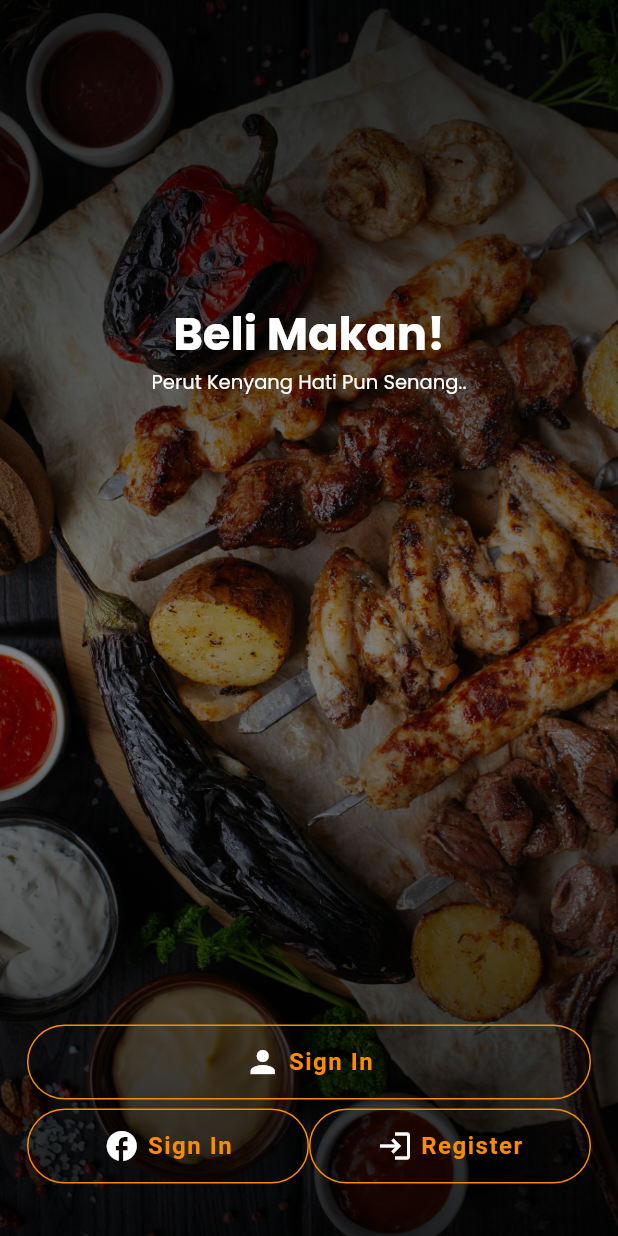
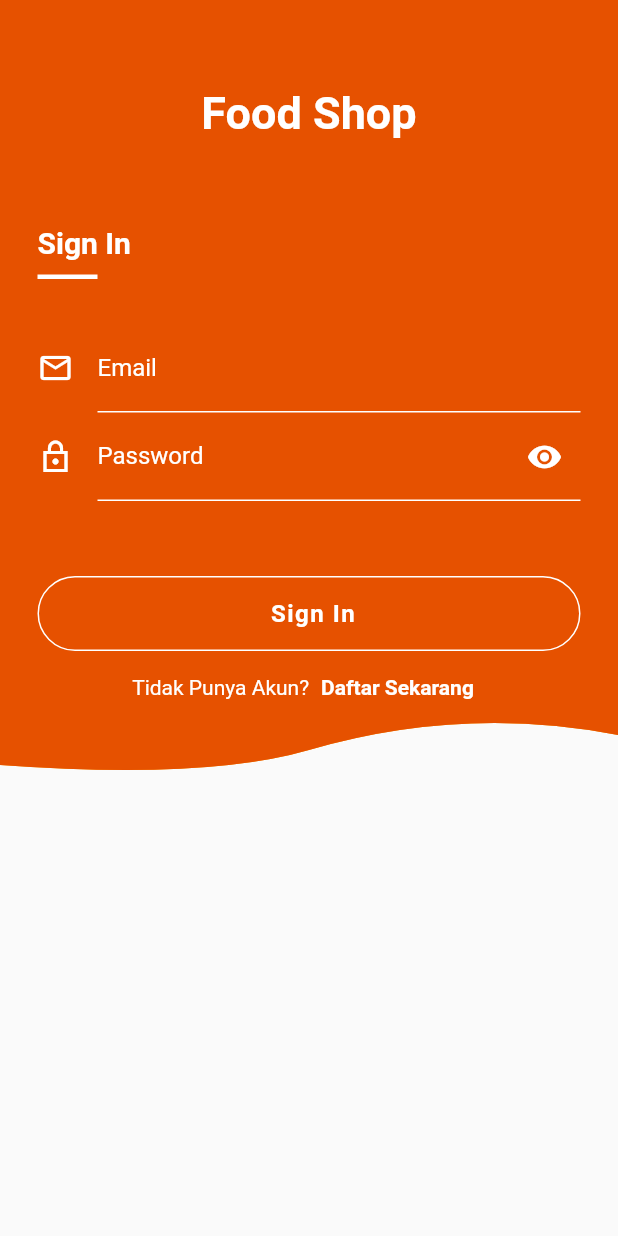
Before and after one commit to rizkitirta/food-shop-ui, a Flutter app: the screen it shows after launch, after a tap on "Get Started", after a tap on "Sign In", on a phone screen of 412 x 824 dp. Run offline on Flutter 3.47's test engine with Material 2 defaults, Android fonts, the phone set to English and light mode, and no system bars; our stand-ins replace dots_indicator, flutter_custom_clippers, get, google_fonts; Roboto replaces fonts that are missing (Montserrat).

Commit message:
Login with email page

```diff
--- a/lib/pages/onboard/onboarding_page.dart
+++ b/lib/pages/onboard/onboarding_page.dart
@@ -117,7 +117,7 @@ class _OnboardingPageState extends State<OnboardingPage> {
           height: 50.0,
           child: GestureDetector(
             onTap: () {
-              Get.off(() => GetStartedPage());
+              Get.offAll(GetStartedPage());
             },
             child: Container(
               decoration: BoxDecoration(
--- a/lib/pages/sign_in/get_started_page.dart
+++ b/lib/pages/sign_in/get_started_page.dart
@@ -1,11 +1,10 @@
 import 'package:flutter/material.dart';
 import 'package:my_project/helpers/constants.dart';
-import 'package:font_awesome_flutter/font_awesome_flutter.dart';
 import 'package:google_fonts/google_fonts.dart';
+import 'package:my_project/pages/sign_in/sign_in_email.dart';
+import 'package:get/get.dart';
 
 class GetStartedPage extends StatefulWidget {
-  const GetStartedPage({Key? key}) : super(key: key);
-
   @override
   State<GetStartedPage> createState() => _GetStartedPageState();
 }
@@ -17,8 +16,8 @@ class _GetStartedPageState extends State<GetStartedPage> {
       body: Stack(
         children: [
           buildBackground(context),
+          buildTitle(context),
           buildSocialSignin(context),
-          buildTitle(context),
         ],
       ),
     );
@@ -47,25 +46,34 @@ class _GetStartedPageState extends State<GetStartedPage> {
 
   buildSocialSignin(BuildContext context) {
     return Positioned(
-        bottom: 35.0,
+        bottom: 20.0,
         left: kDefaultMargin,
         right: kDefaultMargin,
         child: Column(
           children: [
-            Expanded(child: ButtonSignIn(Icons.person, 'Sign In')),
-            SizedBox(height: 6,),
             Row(
               children: [
                 Expanded(
-                    child: ButtonSignIn(Icons.facebook_rounded, 'Sign In')),
-                Expanded(child: ButtonSignIn(Icons.login, 'Register'))
+                    child: ButtonSignIn(
+                        Icons.facebook_rounded, 'Sign In', SignWithEmail())),
+                SizedBox(
+                  width: 5,
+                ),
+                Expanded(
+                  child: ButtonSignIn(
+                      Icons.email_outlined, 'Email', SignWithEmail()),
+                )
               ],
             ),
+            SizedBox(
+              height: 10,
+            ),
+            ButtonSignIn(Icons.login, 'Register', SignWithEmail())
           ],
         ));
   }
 
-  Container ButtonSignIn(IconData icon, String text) {
+  Container ButtonSignIn(IconData icon, String text, Widget Page) {
     return Container(
       decoration: BoxDecoration(
         border: Border.all(
@@ -74,7 +82,9 @@ class _GetStartedPageState extends State<GetStartedPage> {
         borderRadius: BorderRadius.circular(30.0),
       ),
       child: MaterialButton(
-        onPressed: () {},
+        onPressed: () {
+          Get.to(() => Page);
+        },
         shape: RoundedRectangleBorder(
             borderRadius: BorderRadius.all(Radius.circular(20.0))),
         child: Row(
--- /dev/null
+++ b/lib/pages/sign_in/sign_in_email.dart
@@ -0,0 +1,187 @@
+import 'package:flutter/material.dart';
+import 'package:flutter_custom_clippers/flutter_custom_clippers.dart';
+
+class SignWithEmail extends StatefulWidget {
+  const SignWithEmail({Key? key}) : super(key: key);
+
+  @override
+  State<SignWithEmail> createState() => _SignWithEmailState();
+}
+
+class _SignWithEmailState extends State<SignWithEmail> {
+  bool showPass = false;
+
+  @override
+  Widget build(BuildContext context) {
+    return Scaffold(
+      body: SingleChildScrollView(
+        child: Column(
+          children: [buildMainSection(context)],
+        ),
+      ),
+    );
+  }
+
+  buildMainSection(BuildContext context, {Widget? child, Widget? button}) {
+    return Container(
+      height: 550.0,
+      width: double.infinity,
+      child: Stack(
+        children: [
+          ClipPath(
+            clipper: WaveClipperOne(),
+            child: Container(
+                height: 520,
+                color: Colors.orange,
+                child: Container(
+                    padding: EdgeInsets.fromLTRB(18, 50.0, 18, 0.0),
+                    color: Colors.orange[900],
+                    child: child)),
+          ),
+          Padding(
+            padding: const EdgeInsets.all(58.0),
+            child: Align(
+              alignment: Alignment.topCenter,
+              child: Text(
+                "Food Shop",
+                style: TextStyle(
+                    fontSize: 30,
+                    fontWeight: FontWeight.bold,
+                    color: Colors.white),
+              ),
+            ),
+          ),
+          Container(
+            margin: EdgeInsets.only(top: 150.0),
+            padding: EdgeInsets.symmetric(horizontal: 25),
+            height: 500,
+            width: double.infinity,
+            child: Column(
+              crossAxisAlignment: CrossAxisAlignment.start,
+              children: [
+                Text(
+                  "Sign In",
+                  style: TextStyle(
+                      fontSize: 20,
+                      fontWeight: FontWeight.bold,
+                      color: Colors.white),
+                ),
+                Container(
+                  height: 3,
+                  width: 40,
+                  margin: EdgeInsets.only(top: 10.0, bottom: 30.0),
+                  color: Colors.white,
+                ),
+                TextField(
+                  style: TextStyle(color: Colors.white),
+                  decoration: InputDecoration(
+                    icon: Icon(
+                      Icons.email_outlined,
+                      color: Colors.white,
+                    ),
+                    hintText: "Email",
+                    labelText: "Email",
+                    labelStyle: TextStyle(color: Colors.white),
+                    hintStyle: TextStyle(color: Colors.white),
+                    enabledBorder: UnderlineInputBorder(
+                      borderSide: BorderSide(color: Colors.white),
+                    ),
+                    focusedBorder: UnderlineInputBorder(
+                      borderSide: BorderSide(color: Colors.white),
+                    ),
+                    border: UnderlineInputBorder(
+                      borderSide: BorderSide(color: Colors.white),
+                    ),
+                  ),
+                ),
+                TextField(
+                  style: TextStyle(color: Colors.white),
+                  obscureText: showPass ? false : true,
+                  decoration: InputDecoration(
+                    icon: Icon(
+                      Icons.lock_outline_sharp,
+                      color: Colors.white,
+                    ),
+                    suffixIcon: IconButton(
+                      icon: showPass
+                          ? Icon(
+                              Icons.remove_red_eye_outlined,
+                              color: Colors.white,
+                            )
+                          : Icon(Icons.remove_red_eye, color: Colors.white),
+                      onPressed: () {
+                        setState(() {
+                          showPass = !showPass;
+                        });
+                      },
+                    ),
+                    hintText: "Password",
+                    labelText: "Password",
+                    labelStyle: TextStyle(color: Colors.white),
+                    hintStyle: TextStyle(color: Colors.white),
+                    enabledBorder: UnderlineInputBorder(
+                      borderSide: BorderSide(color: Colors.white),
+                    ),
+                    focusedBorder: UnderlineInputBorder(
+                      borderSide: BorderSide(color: Colors.white),
+                    ),
+                    border: UnderlineInputBorder(
+                      borderSide: BorderSide(color: Colors.white),
+                    ),
+                  ),
+                ),
+                SizedBox(
+                  height: 50,
+                ),
+                Container(
+                  decoration: BoxDecoration(
+                    border: Border.all(
+                      color: Colors.white,
+                    ),
+                    borderRadius: BorderRadius.circular(30.0),
+                  ),
+                  child: MaterialButton(
+                    onPressed: () {},
+                    shape: RoundedRectangleBorder(
+                        borderRadius: BorderRadius.all(Radius.circular(20.0))),
+                    child: Row(
+                      mainAxisAlignment: MainAxisAlignment.center,
+                      children: <Widget>[
+                        SizedBox(
+                          width: 5,
+                        ),
+                        Text(
+                          'Sign In',
+                          style: TextStyle(
+                            color: Colors.white,
+                            fontFamily: 'Montserrat',
+                            fontSize: 16,
+                            fontWeight: FontWeight.w600,
+                            letterSpacing: 1,
+                          ),
+                        ),
+                      ],
+                    ),
+                  ),
+                ),
+                Row(mainAxisAlignment: MainAxisAlignment.center, children: [
+                  Text(
+                    "Tidak Punya Akun?",
+                    style: TextStyle(color: Colors.white),
+                  ),
+                  TextButton(
+                      child: Text(
+                        "Daftar Sekarang",
+                        style: TextStyle(
+                            color: Colors.white, fontWeight: FontWeight.bold),
+                      ),
+                      onPressed: () {}),
+                ])
+              ],
+            ),
+          ),
+        ],
+      ),
+    );
+  }
+}
--- a/pubspec.yaml
+++ b/pubspec.yaml
@@ -49,6 +49,7 @@ dev_dependencies:
   dots_indicator: ^2.0.0
   google_fonts: ^2.1.0
   font_awesome_flutter: ^9.1.0
+  flutter_custom_clippers: ^2.0.0
 
 # For information on the generic Dart part of this file, see the
 # following page: https://dart.dev/tools/pub/pubspec
```
Also changed, not shown: lib/helpers/clippers.dart (added), pubspec.lock.
